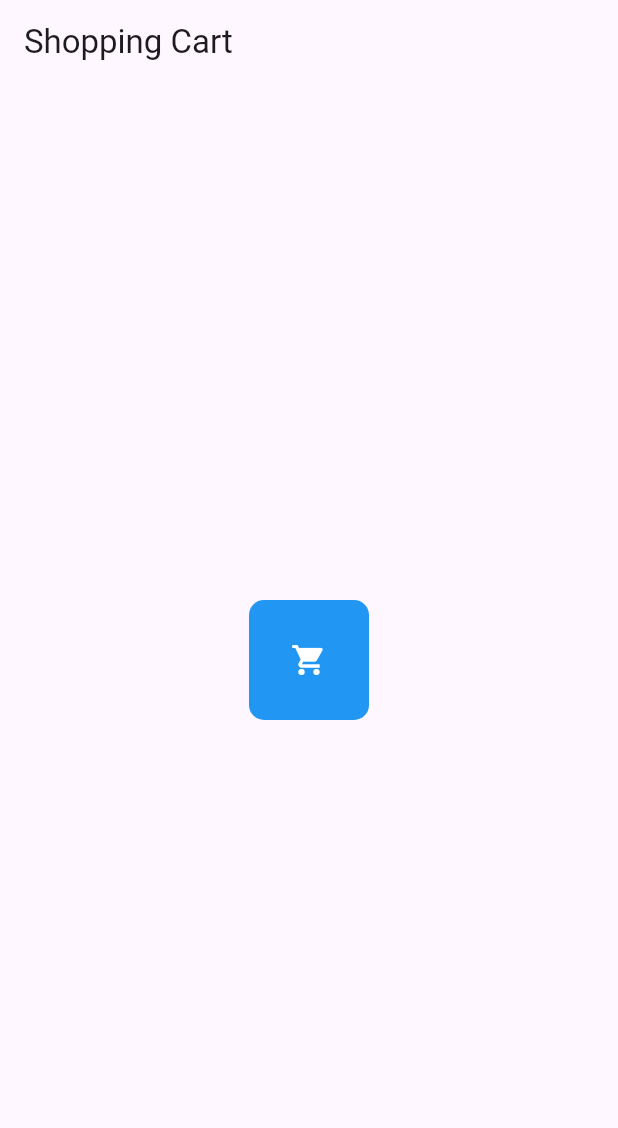
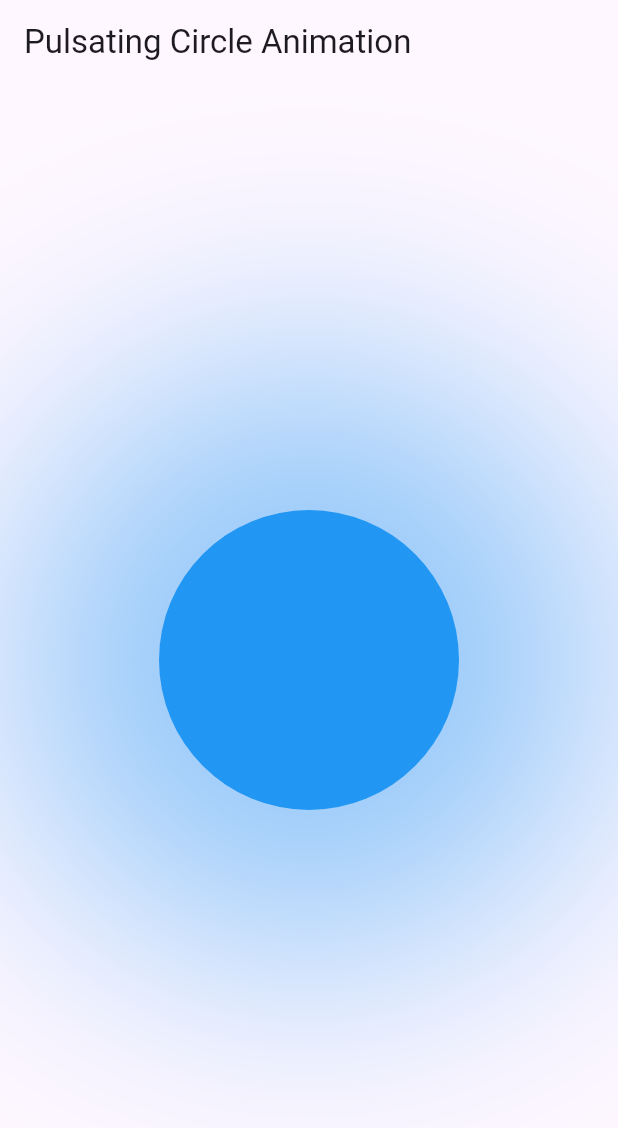
Before and after one commit to piro-piyush/animation, a Flutter app: the screen it shows after launch, on a phone screen of 412 x 824 dp. Shown: the top 1128 px of the screen. Run offline on Flutter 3.47's test engine with Material 3 defaults, Android fonts, the phone set to English and light mode, and no system bars.

Commit message:
pulsating circle animation

```diff
--- a/lib/implicit_examples/animated_tween_animation_builder_example.dart
+++ b/lib/implicit_examples/animated_tween_animation_builder_example.dart
@@ -2,6 +2,7 @@ import 'package:flutter/material.dart';
 
 class PulsatingCircleAnimation extends StatelessWidget {
   const PulsatingCircleAnimation({super.key});
+
   final double size = 200;
 
   @override
@@ -11,7 +12,11 @@ class PulsatingCircleAnimation extends StatelessWidget {
         title: const Text('Pulsating Circle Animation'),
       ),
       body: Center(
-        child: Container(
+          child: TweenAnimationBuilder(
+              tween: Tween<double>(begin: 0, end: 200),
+              duration: const Duration(milliseconds: 500),
+              builder: (context, size, widget) {
+                return Container(
                   width: size,
                   height: size,
                   decoration: BoxDecoration(
@@ -25,8 +30,8 @@ class PulsatingCircleAnimation extends StatelessWidget {
                       ),
                     ],
                   ),
-        ),
-      ),
+                );
+              })),
     );
   }
 }
--- a/lib/main.dart
+++ b/lib/main.dart
@@ -1,4 +1,5 @@
 import 'package:animation/implicit_examples/animated_shopping_cart_button.dart';
+import 'package:animation/implicit_examples/animated_tween_animation_builder_example.dart';
 import 'package:flutter/material.dart';
 
 void main() {
@@ -16,7 +17,7 @@ class MyApp extends StatelessWidget {
         colorScheme: ColorScheme.fromSeed(seedColor: Colors.deepPurple),
         useMaterial3: true,
       ),
-      home: const ShoppingCartButton(),
+      home: const PulsatingCircleAnimation(),
     );
   }
 }
```
Lines whose indentation alone changed are shown as unchanged.
